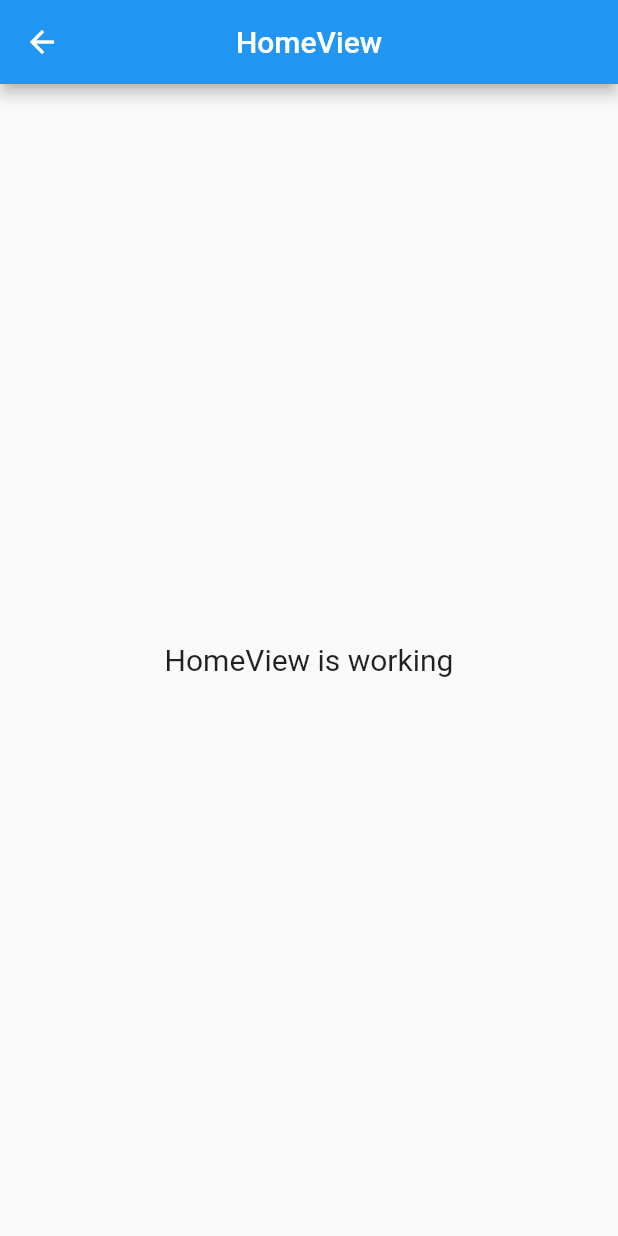
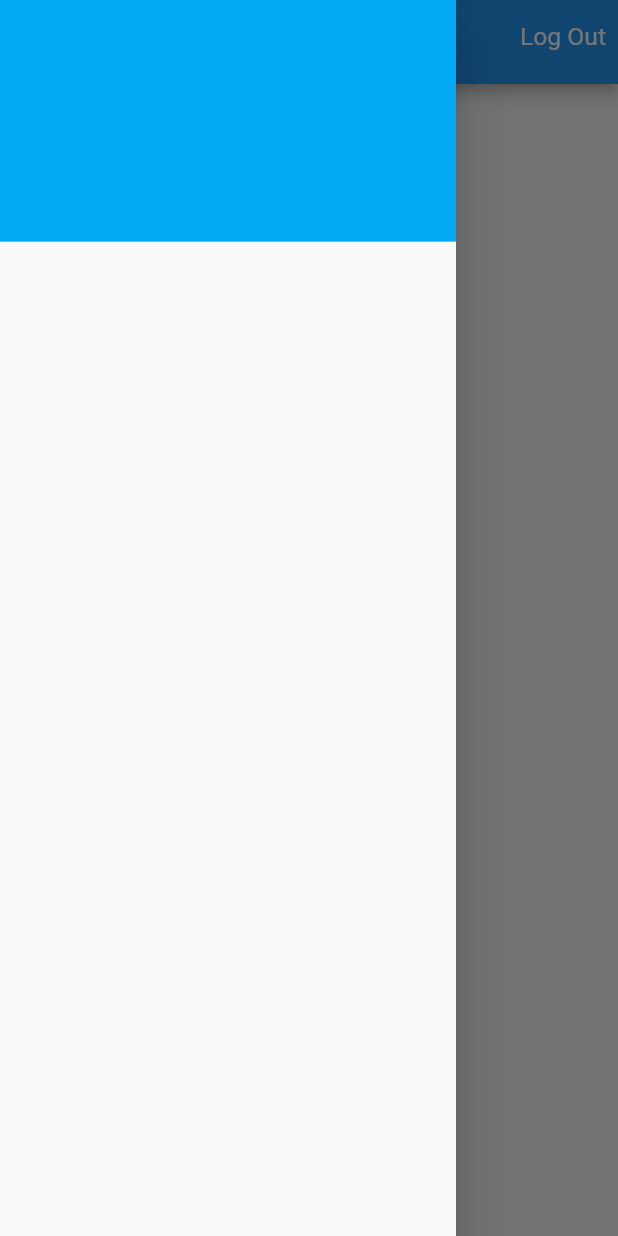
Before and after one commit to Angelprajapati/alltypelogin, a Flutter app: the HomeView screen opened by its route, with the side drawer open (before the commit the screen has no drawer), on a phone screen of 412 x 824 dp. Run offline on Flutter 3.47's test engine with Material 2 defaults, Android fonts, the phone set to English and light mode, and no system bars; our stand-ins replace firebase_core, get, get_storage, sizer; accounts and stored records are empty.

```diff
--- a/lib/app/modules/home/views/home_view.dart
+++ b/lib/app/modules/home/views/home_view.dart
@@ -1,17 +1,48 @@
 import 'package:flutter/material.dart';
 
 import 'package:get/get.dart';
+import 'package:practiceforlogin/main.dart';
+import 'package:sizer/sizer.dart';
 
+import '../../../routes/app_pages.dart';
 import '../controllers/home_controller.dart';
 
 class HomeView extends GetView<HomeController> {
   const HomeView({Key? key}) : super(key: key);
+
   @override
   Widget build(BuildContext context) {
     return Scaffold(
       appBar: AppBar(
         title: const Text('HomeView'),
         centerTitle: true,
+        actions: [
+          GestureDetector(
+              onTap: () {
+                box.erase();
+                Get.offAllNamed(Routes.LOGIN);
+              },
+              child: Padding(
+                padding: const EdgeInsets.only(top: 15, right: 8),
+                child: Text(
+                  "Log Out",
+                  style: TextStyle(fontSize: 12.sp),
+                ),
+              ))
+        ],
+      ),
+      drawer: Drawer(
+        child: ListView(
+          children: [
+            DrawerHeader(
+              decoration: BoxDecoration(
+                color: Colors.lightBlue
+              ),
+                child: Column(
+              children: [],
+            ))
+          ],
+        ),
       ),
       body: const Center(
         child: Text(
--- a/lib/app/modules/login/controllers/login_controller.dart
+++ b/lib/app/modules/login/controllers/login_controller.dart
@@ -3,6 +3,7 @@ import 'dart:convert';
 import 'package:flutter/material.dart';
 import 'package:get/get.dart';
 import 'package:http/http.dart' as http;
+import 'package:practiceforlogin/main.dart';
 
 import '../../../routes/app_pages.dart';
 class LoginController extends GetxController {
@@ -67,6 +68,7 @@ class LoginController extends GetxController {
         final json = jsonDecode(response.body);
         emailController.value.clear();
         passwordController.value.clear();
+        box.write('Login', true);
         Get.offAllNamed(Routes.HOME);
         print(response.body);
         // if (json['code'] == 0) {
--- a/lib/main.dart
+++ b/lib/main.dart
@@ -2,16 +2,20 @@ import 'package:firebase_core/firebase_core.dart';
 import 'package:flutter/material.dart';
 
 import 'package:get/get.dart';
+import 'package:get_storage/get_storage.dart';
 import 'package:sizer/sizer.dart';
 
 import 'app/routes/app_pages.dart';
 import 'firebase_options.dart';
 
+final box = GetStorage();
 Future<void> main() async {
+
   WidgetsFlutterBinding.ensureInitialized();
   await Firebase.initializeApp(
   options: DefaultFirebaseOptions.currentPlatform,
 );
+  await GetStorage.init();
   runApp(
     Sizer(
       builder: (context, orientation, deviceType) {
--- a/pubspec.yaml
+++ b/pubspec.yaml
@@ -11,6 +11,7 @@ dependencies:
   sizer: ^2.0.15
   firebase_core: ^2.13.0
   http: ^1.0.0
+  get_storage: ^2.1.1
   flutter:
     sdk: flutter
 
```
Also changed, not shown: pubspec.lock.
